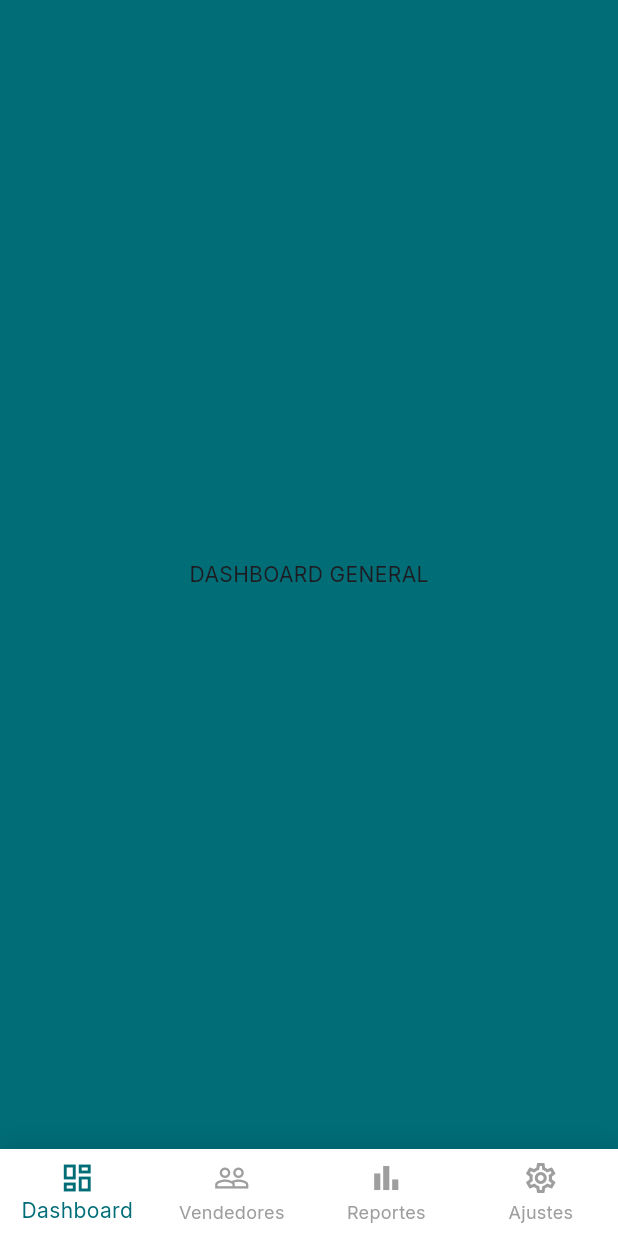
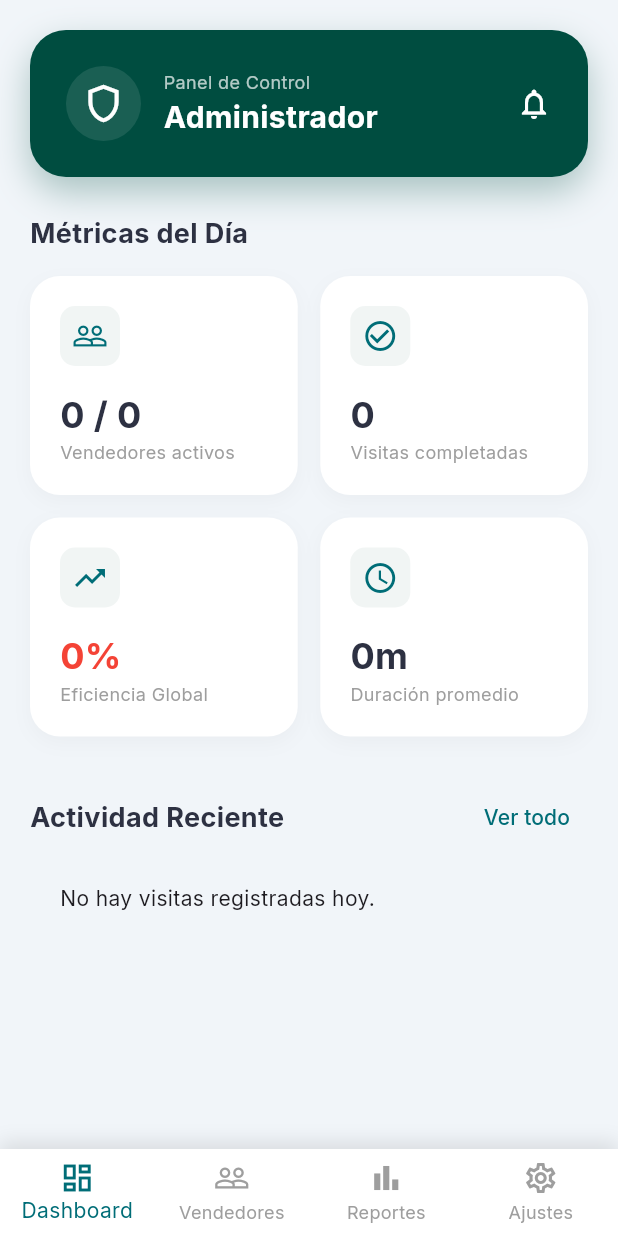
Before and after one commit to DayanaBalt/Terracode, a Flutter app: the AdminDashboardScreen screen opened directly, on a phone screen of 412 x 824 dp. Run offline on Flutter 3.47's test engine with Material 3 defaults, Android fonts, the phone set to English and light mode, and no system bars; our stand-ins replace cloud_firestore, firebase_auth, firebase_core, firebase_storage, flutter_riverpod, google_fonts and 1 more; accounts and stored records are empty.

Commit message:
Diseño y funcionalidad de Ajustes en Admin

```diff
--- a/lib/features/admin/data/admin_repository.dart
+++ b/lib/features/admin/data/admin_repository.dart
@@ -45,3 +45,12 @@ final sellerVisitsProvider = StreamProvider.family<List<Map<String, dynamic>>, S
       .snapshots()
       .map((snapshot) => snapshot.docs.map((doc) => doc.data()).toList());
 });
+
+// Trae TODAS las visitas ordenadas por fecha Esto sirve para calcular las estadísticas globale
+final allCompanyVisitsProvider = StreamProvider<List<Map<String, dynamic>>>((ref) {
+  return FirebaseFirestore.instance
+      .collection('visits')
+      .orderBy('date', descending: true) // Las más recientes primero
+      .snapshots()
+      .map((snapshot) => snapshot.docs.map((doc) => doc.data()).toList());
+});
--- a/lib/features/admin/presentation/admin_dashboard_screen.dart
+++ b/lib/features/admin/presentation/admin_dashboard_screen.dart
@@ -3,7 +3,9 @@ import 'package:flutter/material.dart';
 import '../../../../core/constants/app_theme.dart';
 import 'add_visit_screen.dart';
 import '../../auth/presentation/login_screen.dart';
-import 'admin_sellers_list_screen.dart';
+import 'admin_sellers_list_screen.dart';// Vendedores
+import 'admin_home_dashboard.dart';//  Dashboard
+import 'admin_settings_screen.dart'; //AJUSTES
 
 class AdminDashboardScreen extends StatefulWidget {
   const AdminDashboardScreen({super.key});
@@ -16,32 +18,10 @@ class _AdminDashboardScreenState extends State<AdminDashboardScreen> {
   int _selectedIndex = 0;
 
   List<Widget> get _pages => <Widget>[
-    const Center(child: Text('DASHBOARD GENERAL')),
+    const AdminHomeDashboard(),
     const AdminSellersListScreen(),
     const Center(child: Text('REPORTES Y GRÁFICOS')),
-   // PESTAÑA DE AJUSTES (Botón de Salir)
-    Center(
-      child: ElevatedButton.icon(
-        icon: const Icon(Icons.logout),
-        label: const Text('Cerrar Sesión Admin'),
-        style: ElevatedButton.styleFrom(
-          backgroundColor: Colors.redAccent,
-          foregroundColor: Colors.white,
-          padding: const EdgeInsets.symmetric(horizontal: 30, vertical: 15),
-        ),
-        onPressed: () async {
-          // Cerramos sesión en Firebase
-          await FirebaseAuth.instance.signOut();
-
-          if (mounted) {
-            Navigator.of(context).pushAndRemoveUntil(
-              MaterialPageRoute(builder: (context) => const LoginScreen()),
-              (Route<dynamic> route) => false, // Borra todo el historial
-            );
-          }
-        },
-      ),
-    ),
+    const AdminSettingsScreen(),
   ];
 
   void _onItemTapped(int index) {
--- /dev/null
+++ b/lib/features/admin/presentation/admin_home_dashboard.dart
@@ -0,0 +1,276 @@
+import 'package:cloud_firestore/cloud_firestore.dart';
+import 'package:flutter/material.dart';
+import 'package:flutter_riverpod/flutter_riverpod.dart';
+import 'package:intl/intl.dart';
+import '../../../../core/constants/app_theme.dart';
+import '../data/admin_repository.dart';
+
+class AdminHomeDashboard extends ConsumerWidget {
+  const AdminHomeDashboard({super.key});
+// 1. Calcular tiempo promedio
+  String _calculateAverageTime(List<Map<String, dynamic>> visits) {
+    int totalSeconds = 0;
+    int completedCount = 0;
+
+    for (var visit in visits) {
+      if (visit['status'] == 'completed' && visit['startTime'] != null && visit['endTime'] != null) {
+        try {
+          final start = (visit['startTime'] as Timestamp).toDate();
+          final end = (visit['endTime'] as Timestamp).toDate();
+
+          // Sumamos la diferencia exacta en SEGUNDOS
+          totalSeconds += end.difference(start).inSeconds;
+          completedCount++;
+        } catch (e) {
+          print("Error calculando tiempo: $e");
+        }
+      }
+    }
+
+    if (completedCount == 0) return "0m";
+    final averageSeconds = totalSeconds ~/ completedCount;
+
+    // VISUALIZACIÓN INTELIGENTE
+    if (averageSeconds < 60) {
+      return "${averageSeconds}s";
+    } else {
+      return "${averageSeconds ~/ 60}m";
+    }
+  }
+
+  // Contar vendedores (Activos)
+  int _countActiveSellers(List<Map<String, dynamic>> visits) {
+    // Lista sin repetidos de los IDs de vendedores en las visitas
+    final uniqueSellers = visits.map((v) => v['sellerId']).toSet();
+    return uniqueSellers.length;
+  }
+
+  @override
+  Widget build(BuildContext context, WidgetRef ref) {
+    final allVisitsAsync = ref.watch(allCompanyVisitsProvider);
+    final sellersAsync = ref.watch(sellersListProvider); // Solo para el total de registrados
+
+    return Scaffold(
+      backgroundColor: const Color(0xFFF1F5F9),
+      body: SafeArea(
+        child: SingleChildScrollView(
+          padding: const EdgeInsets.all(20),
+          child: Column(
+            crossAxisAlignment: CrossAxisAlignment.start,
+            children: [
+              // HEADER CON DATOS REALES DEL ADMIN
+              _buildHeaderCard(),
+
+              const SizedBox(height: 25),
+              const Text("Métricas del Día", style: TextStyle(fontSize: 18, fontWeight: FontWeight.bold, color: AppTheme.darkText)),
+              const SizedBox(height: 15),
+
+              // SECCIÓN DE DATOS
+              allVisitsAsync.when(
+                data: (visits) {
+                  // CÁLCULOS EN TIEMPO REAL
+                  final totalVisits = visits.length;
+                  final completed = visits.where((v) => v['status'] == 'completed').length;
+                  final activeSellers = _countActiveSellers(visits);
+
+                  // Eficiencia
+                  final efficiency = totalVisits == 0 ? 0 : ((completed / totalVisits) * 100).toInt();
+
+                  // Tiempo Promedio Real
+                  final averageTime = _calculateAverageTime(visits);
+
+                  return Column(
+                    children: [
+                      Row(
+                        children: [
+                          // Comparamos Vendedores Activos vs Registrados
+                          sellersAsync.when(
+                            data: (s) => _buildStatCard(
+                              Icons.people_outline,
+                              "$activeSellers / ${s.length}",
+                              "Vendedores activos"
+                            ),
+                            loading: () => _buildStatCard(Icons.people_outline, "-", "Cargando..."),
+                            error: (_,__) => _buildStatCard(Icons.people_outline, "0", "Vendedores"),
+                          ),
+                          const SizedBox(width: 15),
+                          _buildStatCard(Icons.check_circle_outline, "$completed", "Visitas completadas"),
+                        ],
+                      ),
+                      const SizedBox(height: 15),
+                      Row(
+                        children: [
+                          _buildStatCard(
+                            Icons.trending_up,
+                            "$efficiency%",
+                            "Eficiencia Global",
+                            colorOverride: efficiency > 80 ? Colors.green : (efficiency < 50 ? Colors.red : Colors.orange)
+                          ),
+                          const SizedBox(width: 15),
+                          _buildStatCard(Icons.access_time, averageTime, "Duración promedio"),
+                        ],
+                      ),
+                    ],
+                  );
+                },
+                loading: () => const Center(child: CircularProgressIndicator()),
+                error: (e, s) => Container(
+                  padding: const EdgeInsets.all(15),
+                  decoration: BoxDecoration(color: Colors.red[50], borderRadius: BorderRadius.circular(10)),
+                  child: Text("Error cargando estadísticas: $e", style: const TextStyle(color: Colors.red)),
+                ),
+              ),
+              const SizedBox(height: 30),
+
+              // LISTA DE ACTIVIDAD
+              Row(
+                mainAxisAlignment: MainAxisAlignment.spaceBetween,
+                children: [
+                  const Text("Actividad Reciente", style: TextStyle(fontSize: 18, fontWeight: FontWeight.bold, color: AppTheme.darkText)),
+                  TextButton(onPressed: (){}, child: const Text("Ver todo")),
+                ],
+              ),
+
+              _buildRecentActivityList(allVisitsAsync),
+            ],
+          ),
+        ),
+      ),
+    );
+  }
+
+  // --- WIDGETS UI ---
+  Widget _buildHeaderCard() {
+    return Container(
+      width: double.infinity,
+      padding: const EdgeInsets.all(24),
+      decoration: BoxDecoration(
+        color: const Color(0xFF004D40),
+        borderRadius: BorderRadius.circular(24),
+        boxShadow: [
+          BoxShadow(color: const Color(0xFF004D40).withOpacity(0.3), blurRadius: 20, offset: const Offset(0, 10)),
+        ],
+      ),
+      child: Row(
+        children: [
+          Container(
+            padding: const EdgeInsets.all(10),
+            decoration: BoxDecoration(color: Colors.white.withOpacity(0.1), shape: BoxShape.circle),
+            child: const Icon(Icons.shield_outlined, color: Colors.white, size: 30),
+          ),
+          const SizedBox(width: 15),
+          const Column(
+            crossAxisAlignment: CrossAxisAlignment.start,
+            children: [
+              Text("Panel de Control", style: TextStyle(color: Colors.white70, fontSize: 12)),
+              Text("Administrador", style: TextStyle(color: Colors.white, fontSize: 20, fontWeight: FontWeight.bold)),
+            ],
+          ),
+          const Spacer(),
+          const Icon(Icons.notifications_none, color: Colors.white),
+        ],
+      ),
+    );
+  }
+
+  Widget _buildStatCard(IconData icon, String value, String label, {Color? colorOverride}) {
+    return Expanded(
+      child: Container(
+        padding: const EdgeInsets.all(20),
+        decoration: BoxDecoration(
+          color: Colors.white,
+          borderRadius: BorderRadius.circular(20),
+          boxShadow: [BoxShadow(color: Colors.black.withOpacity(0.03), blurRadius: 10, offset: const Offset(0, 4))],
+        ),
+        child: Column(
+          crossAxisAlignment: CrossAxisAlignment.start,
+          children: [
+            Container(
+              padding: const EdgeInsets.all(8),
+              decoration: BoxDecoration(color: AppTheme.lightBackground, borderRadius: BorderRadius.circular(10)),
+              child: Icon(icon, color: AppTheme.primaryColor, size: 24),
+            ),
+            const SizedBox(height: 15),
+            Text(value, style: TextStyle(fontSize: 24, fontWeight: FontWeight.bold, color: colorOverride ?? AppTheme.darkText)),
+            Text(label, style: const TextStyle(fontSize: 12, color: Colors.grey)),
+          ],
+        ),
+      ),
+    );
+  }
+
+  Widget _buildRecentActivityList(AsyncValue<List<Map<String, dynamic>>> visitsAsync) {
+    return visitsAsync.when(
+      data: (visits) {
+        if (visits.isEmpty) return const Padding(padding: EdgeInsets.all(20), child: Text("No hay visitas registradas hoy."));
+
+        // Mostramos solo las últimas 5
+        return Column(
+          children: visits.take(5).map((visit) {
+            final isCompleted = visit['status'] == 'completed';
+
+            // Intentamos formatear la hora si existe
+            String timeString = "";
+            if (visit['date'] != null) {
+               // Manejo simple de la fecha para mostrar hora
+               try {
+                 DateTime d = DateTime.parse(visit['date']);
+                 timeString = "${d.hour}:${d.minute.toString().padLeft(2,'0')}";
+               } catch(e) {
+                 timeString = "Hoy";
+               }
+            }
+
+            return Container(
+              margin: const EdgeInsets.only(bottom: 12),
+              padding: const EdgeInsets.all(16),
+              decoration: BoxDecoration(
+                color: Colors.white,
+                borderRadius: BorderRadius.circular(16),
+                boxShadow: [BoxShadow(color: Colors.black.withOpacity(0.02), blurRadius: 5)],
+              ),
+              child: Row(
+                children: [
+                  CircleAvatar(
+                    backgroundColor: isCompleted ? Colors.green[50] : Colors.orange[50],
+                    child: Icon(
+                      isCompleted ? Icons.check : Icons.timer,
+                      color: isCompleted ? Colors.green : Colors.orange,
+                      size: 20
+                    ),
+                  ),
+                  const SizedBox(width: 15),
+                  Expanded(
+                    child: Column(
+                      crossAxisAlignment: CrossAxisAlignment.start,
+                      children: [
+                        Text(visit['clientName'] ?? 'Cliente Desconocido', style: const TextStyle(fontWeight: FontWeight.bold)),
+                        Text(visit['address'] ?? 'Sin dirección', style: const TextStyle(fontSize: 12, color: Colors.grey), overflow: TextOverflow.ellipsis),
+                      ],
+                    ),
+                  ),
+                  Column(
+                    crossAxisAlignment: CrossAxisAlignment.end,
+                    children: [
+                      Text(timeString, style: const TextStyle(color: Colors.grey, fontSize: 10)),
+                      Text(
+                        isCompleted ? "Finalizado" : "En ruta",
+                        style: TextStyle(
+                          color: isCompleted ? Colors.green : Colors.orange,
+                          fontWeight: FontWeight.bold,
+                          fontSize: 11
+                        ),
+                      ),
+                    ],
+                  ),
+                ],
+              ),
+            );
+          }).toList(),
+        );
+      },
+      loading: () => const SizedBox(),
+      error: (_,__) => const SizedBox(),
+    );
+  }
+}
--- a/pubspec.yaml
+++ b/pubspec.yaml
@@ -38,6 +38,7 @@ dependencies:
   firebase_core: ^4.4.0
   firebase_auth: ^6.1.4
   cloud_firestore: ^6.1.2
+  intl: ^0.19.0
   go_router: ^17.1.0
   google_fonts: ^8.0.0
   flutter_svg: ^2.2.3
```
Also changed, not shown: lib/features/admin/presentation/admin_settings_screen.dart (added, +187 -0 lines), lib/features/auth/data/auth_repository.dart (+11 -1 lines), pubspec.lock.
